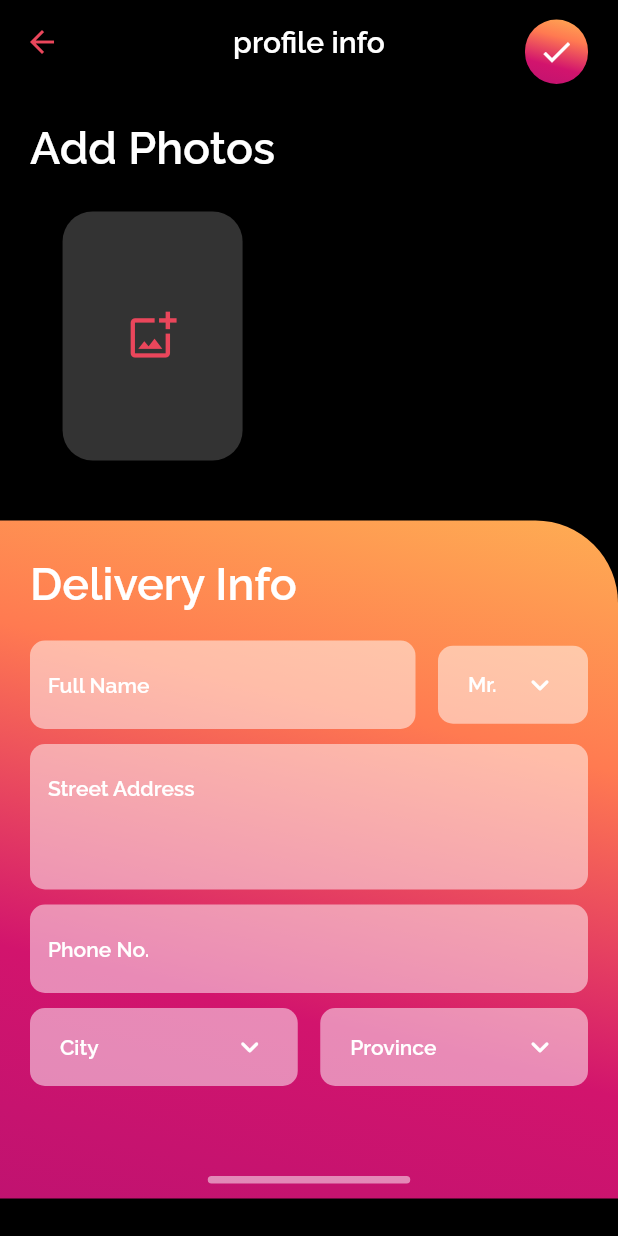
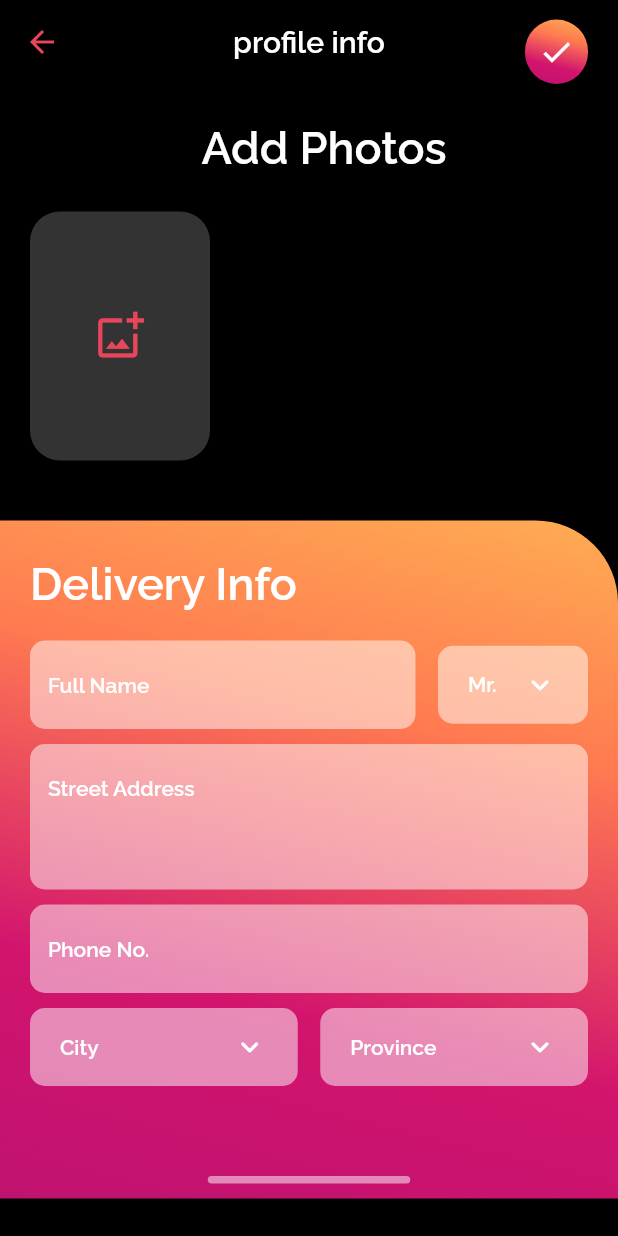
Before and after one commit to Nizetech/print, a Flutter app: the AddPhotoScreen screen opened directly, on a phone screen of 412 x 824 dp. Run offline on Flutter 3.47's test engine with Material 2 defaults, Android fonts, the phone set to English and light mode, and no system bars; our stand-ins replace get, image_picker.

```diff
--- a/lib/add_photo.dart
+++ b/lib/add_photo.dart
@@ -1,5 +1,8 @@
+import 'dart:io';
+
 import 'package:flutter/material.dart';
 import 'package:get/get.dart';
+import 'package:image_picker/image_picker.dart';
 import 'package:print/select_photo.dart';
 
 class AddPhotoScreen extends StatefulWidget {
@@ -10,6 +13,8 @@ class AddPhotoScreen extends StatefulWidget {
 }
 
 class _AddPhotoScreenState extends State<AddPhotoScreen> {
+  // late XFile imageFile;
+  List<File> pickedImages = [];
   @override
   Widget build(BuildContext context) {
     return Scaffold(
@@ -28,7 +33,9 @@ class _AddPhotoScreenState extends State<AddPhotoScreen> {
           style: TextStyle(fontWeight: FontWeight.w600),
         ),
         actions: [
-          Container(
+          GestureDetector(
+            onTap: () => Get.to(SelectPhotos()),
+            child: Container(
               margin: EdgeInsets.only(
                 right: 20,
                 top: 13,
@@ -52,6 +59,7 @@ class _AddPhotoScreenState extends State<AddPhotoScreen> {
                 Icons.check,
                 color: Colors.white,
               ),
+            ),
           )
         ],
       ),
@@ -74,8 +82,25 @@ class _AddPhotoScreenState extends State<AddPhotoScreen> {
                     textAlign: TextAlign.center,
                   ),
                   SizedBox(height: 25),
+                  Row(
+                    children: [
                       GestureDetector(
-                    onTap: () => Get.to(SelectPhotos()),
+                        onTap: () async {
+                          XFile? image = await ImagePicker().pickImage(
+                            source: ImageSource.gallery,
+                            maxWidth: 200,
+                            maxHeight: 200,
+                            imageQuality: 50,
+                          );
+                          if (image != null) {
+                            setState(() {
+                              pickedImages.add(File(image.path));
+                            });
+                          } else {
+                            return;
+                          }
+                          Get.back();
+                        },
                         child: Container(
                           height: 166,
                           width: 120,
@@ -91,6 +116,27 @@ class _AddPhotoScreenState extends State<AddPhotoScreen> {
                             ),
                           ),
                         ),
+                      ),
+                      SizedBox(width: 20),
+                      pickedImages.isNotEmpty
+                          ? SizedBox(
+                              height: 100,
+                              child: ListView.separated(
+                                shrinkWrap: true,
+                                itemCount: pickedImages.length,
+                                separatorBuilder: (ctx, i) =>
+                                    SizedBox(width: 10),
+                                itemBuilder: (ctx, i) {
+                                  return Container(
+                                    height: 100,
+                                    width: 100,
+                                    child: Image.file(pickedImages[i]),
+                                  );
+                                },
+                              ),
+                            )
+                          : SizedBox(),
+                    ],
                   ),
                 ],
               ),
--- a/lib/album.dart
+++ b/lib/album.dart
@@ -173,7 +173,7 @@ class _AlbumScreenState extends State<AlbumScreen> {
                     color: Colors.white.withOpacity(.5),
                   ),
                   SizedBox(height: 16),
-                  Text(
+                  const Text(
                     'Nullam tellus libero, tincidunt ut ipsum in, aliquet dictum dolor. Sed interdum lacinia urna non euismod.  ',
                     style: TextStyle(
                       fontSize: 14,
--- a/pubspec.yaml
+++ b/pubspec.yaml
@@ -30,6 +30,7 @@ dependencies:
   flutter:
     sdk: flutter
   get: ^4.6.5
+  image_picker: ^0.8.5+3
 
 
   # The following adds the Cupertino Icons font to your application.
```
Also changed, not shown: pubspec.lock. Lines whose indentation alone changed are shown as unchanged.
